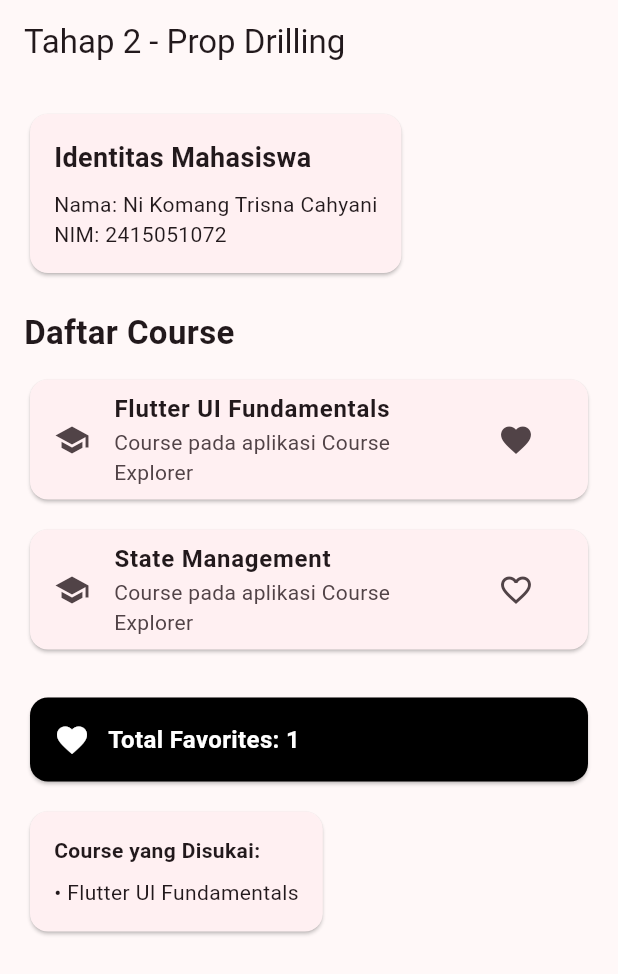
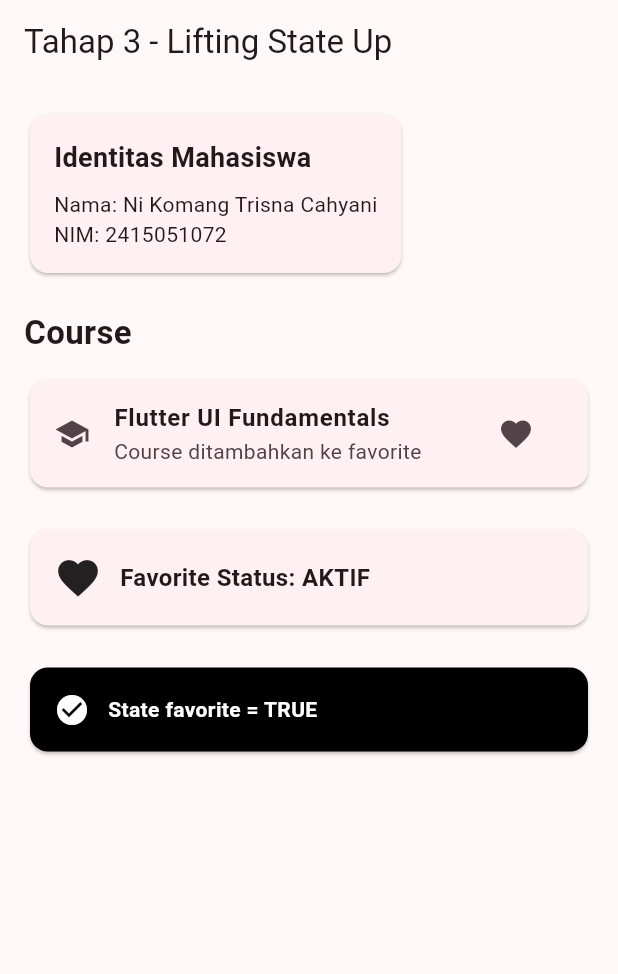
Before and after one commit to trisnacahyani-ops/flutter_ui_fundamentals, a Flutter app: the screen it shows after launch, after a tap on the "favorite outline" icon, on a phone screen of 412 x 824 dp. Shown: the top 974 px of the screen. Run offline on Flutter 3.47's test engine with Material 3 defaults, Android fonts, the phone set to English and light mode, and no system bars.

Commit message:
Tahap 3 Terapkan lifting state up dan single source of truth

```diff
--- a/lib/main.dart
+++ b/lib/main.dart
@@ -14,7 +14,7 @@ class CourseExplorerApp extends StatelessWidget {
   Widget build(BuildContext context) {
     return MaterialApp(
       debugShowCheckedModeBanner: false,
-      title: 'Course Explorer - Tahap 2',
+      title: 'Course Explorer - Tahap 3',
       theme: ThemeData(
         colorScheme: ColorScheme.fromSeed(seedColor: Colors.black),
         useMaterial3: true,
@@ -36,29 +36,28 @@ class MainPage extends StatefulWidget {
 }
 
 class _MainPageState extends State<MainPage> {
-  // Shared state disimpan di parent.
-  List<String> favorites = [];
+  // Single Source of Truth
+  bool favorite = false;
 
-  void toggleFavorite(String course) {
+  void toggleFavorite() {
     setState(() {
-      if (favorites.contains(course)) {
-        favorites.remove(course);
-      } else {
-        favorites.add(course);
-      }
+      favorite = !favorite;
     });
   }
 
   @override
   Widget build(BuildContext context) {
     return Scaffold(
-      appBar: AppBar(title: const Text('Tahap 2 - Prop Drilling')),
+      appBar: AppBar(title: const Text('Tahap 3 - Lifting State Up')),
       body: SingleChildScrollView(
         padding: const EdgeInsets.all(16),
         child: Column(
           crossAxisAlignment: CrossAxisAlignment.start,
           children: [
-            // Nama dan NIM
+            // ==================================================
+            // IDENTITAS
+            // ==================================================
+
             Card(
               child: Padding(
                 padding: const EdgeInsets.all(16),
@@ -82,50 +81,52 @@ class _MainPageState extends State<MainPage> {
 
             const SizedBox(height: 20),
 
+            // ==================================================
+            // COURSE CARD
+            // ==================================================
             const Text(
-              'Daftar Course',
+              'Course',
               style: TextStyle(fontSize: 22, fontWeight: FontWeight.bold),
             ),
 
             const SizedBox(height: 12),
 
-            // Child pertama
             CourseCard(
               courseName: 'Flutter UI Fundamentals',
-              isFavorite: favorites.contains('Flutter UI Fundamentals'),
-              onFavoriteChanged: () {
-                toggleFavorite('Flutter UI Fundamentals');
-              },
+              isFavorite: favorite,
+              onFavoriteChanged: toggleFavorite,
             ),
 
-            const SizedBox(height: 12),
+            const SizedBox(height: 20),
 
-            // Child kedua
-            CourseCard(
-              courseName: 'State Management',
-              isFavorite: favorites.contains('State Management'),
-              onFavoriteChanged: () {
-                toggleFavorite('State Management');
-              },
-            ),
+            // ==================================================
+            // WIDGET KEDUA
+            // ==================================================
+            FavoriteStatus(isFavorite: favorite),
 
-            const SizedBox(height: 24),
+            const SizedBox(height: 20),
 
-            // Menampilkan shared state
+            // ==================================================
+            // SINGLE SOURCE OF TRUTH
+            // ==================================================
             Card(
-              color: Colors.black,
+              color: favorite ? Colors.black : Colors.grey.shade200,
               child: Padding(
                 padding: const EdgeInsets.all(16),
                 child: Row(
                   children: [
-                    const Icon(Icons.favorite, color: Colors.white),
+                    Icon(
+                      favorite ? Icons.check_circle : Icons.info_outline,
+                      color: favorite ? Colors.white : Colors.black,
+                    ),
                     const SizedBox(width: 12),
                     Expanded(
                       child: Text(
-                        'Total Favorites: ${favorites.length}',
-                        style: const TextStyle(
-                          color: Colors.white,
-                          fontSize: 16,
+                        favorite
+                            ? 'State favorite = TRUE'
+                            : 'State favorite = FALSE',
+                        style: TextStyle(
+                          color: favorite ? Colors.white : Colors.black,
                           fontWeight: FontWeight.bold,
                         ),
                       ),
@@ -134,26 +135,6 @@ class _MainPageState extends State<MainPage> {
                 ),
               ),
             ),
-
-            const SizedBox(height: 12),
-
-            if (favorites.isNotEmpty)
-              Card(
-                child: Padding(
-                  padding: const EdgeInsets.all(16),
-                  child: Column(
-                    crossAxisAlignment: CrossAxisAlignment.start,
-                    children: [
-                      const Text(
-                        'Course yang Disukai:',
-                        style: TextStyle(fontWeight: FontWeight.bold),
-                      ),
-                      const SizedBox(height: 8),
-                      ...favorites.map((course) => Text('• $course')),
-                    ],
-                  ),
-                ),
-              ),
           ],
         ),
       ),
@@ -162,7 +143,7 @@ class _MainPageState extends State<MainPage> {
 }
 
 // ======================================================
-// CHILD
+// CHILD 1
 // ======================================================
 
 class CourseCard extends StatelessWidget {
@@ -186,7 +167,11 @@ class CourseCard extends StatelessWidget {
           courseName,
           style: const TextStyle(fontWeight: FontWeight.bold),
         ),
-        subtitle: const Text('Course pada aplikasi Course Explorer'),
+        subtitle: Text(
+          isFavorite
+              ? 'Course ditambahkan ke favorite'
+              : 'Course belum menjadi favorite',
+        ),
         trailing: IconButton(
           onPressed: onFavoriteChanged,
           icon: Icon(isFavorite ? Icons.favorite : Icons.favorite_border),
@@ -195,3 +180,39 @@ class CourseCard extends StatelessWidget {
     );
   }
 }
+
+// ======================================================
+// CHILD 2
+// ======================================================
+
+class FavoriteStatus extends StatelessWidget {
+  final bool isFavorite;
+
+  const FavoriteStatus({super.key, required this.isFavorite});
+
+  @override
+  Widget build(BuildContext context) {
+    return Card(
+      child: Padding(
+        padding: const EdgeInsets.all(16),
+        child: Row(
+          children: [
+            Icon(isFavorite ? Icons.favorite : Icons.favorite_border, size: 32),
+            const SizedBox(width: 12),
+            Expanded(
+              child: Text(
+                isFavorite
+                    ? 'Favorite Status: AKTIF'
+                    : 'Favorite Status: TIDAK AKTIF',
+                style: const TextStyle(
+                  fontSize: 16,
+                  fontWeight: FontWeight.bold,
+                ),
+              ),
+            ),
+          ],
+        ),
+      ),
+    );
+  }
+}
```
